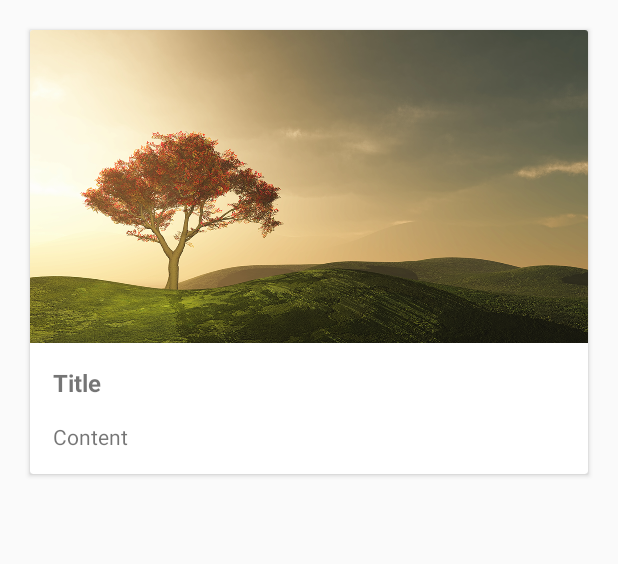
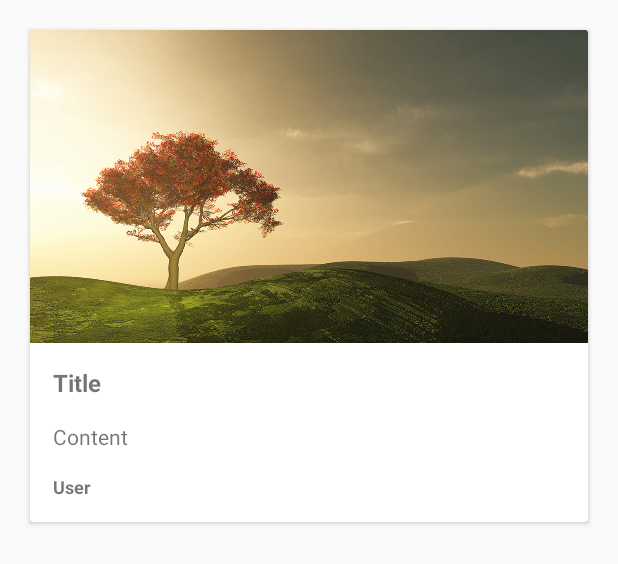
Before and after one commit to Raven0/FirebaseBlog, an Android app: the layout blog_post.xml on its own in the app's theme, with its tools: preview values and no code run, on a phone screen of 412 x 824 dp. Shown: the top 564 px of the screen. Run offline under Robolectric (Android 15) with nearby library versions, the phone set to English and light mode, and no system bars.

Commit message:
show username in post
done

```diff
--- a/app/src/main/java/com/preangerstd/firebaseblog/MainActivity.java
+++ b/app/src/main/java/com/preangerstd/firebaseblog/MainActivity.java
@@ -77,6 +77,7 @@ public class MainActivity extends AppCompatActivity {
             protected void populateViewHolder(PostViewHolder viewHolder, BlogPost model, int position) {
                 viewHolder.setTitle(model.getTitle());
                 viewHolder.setContent(model.getContent());
+                viewHolder.setUsername(model.getUsername());
                 viewHolder.setImage(getApplicationContext(), model.getImage());
             }
         };
@@ -127,6 +128,11 @@ public class MainActivity extends AppCompatActivity {
             postContent.setText(content);
         }
 
+        public void setUsername(String username){
+            TextView postUser = (TextView) mView.findViewById(R.id.postUser);
+            postUser.setText(username);
+        }
+
         public void setImage(Context context, String image){
             ImageView postImage = (ImageView) mView.findViewById(R.id.postImage);
             Picasso.with(context).load(image).into(postImage);
--- a/app/src/main/res/layout/blog_post.xml
+++ b/app/src/main/res/layout/blog_post.xml
@@ -34,6 +34,17 @@
             android:paddingBottom="15dp"
             android:text="Content"/>
 
+        <TextView
+            android:layout_width="match_parent"
+            android:layout_height="wrap_content"
+            android:id="@+id/postUser"
+            android:textStyle="bold"
+            android:textSize="12dp"
+            android:paddingLeft="15dp"
+            android:paddingRight="15dp"
+            android:paddingBottom="15dp"
+            android:text="User"/>
+
     </LinearLayout>
 
 </android.support.v7.widget.CardView>
```
Also changed, not shown: app/src/main/java/com/preangerstd/firebaseblog/BlogPost.java (+11 -1 lines), app/src/main/java/com/preangerstd/firebaseblog/PostActivity.java (+45 -6 lines).
